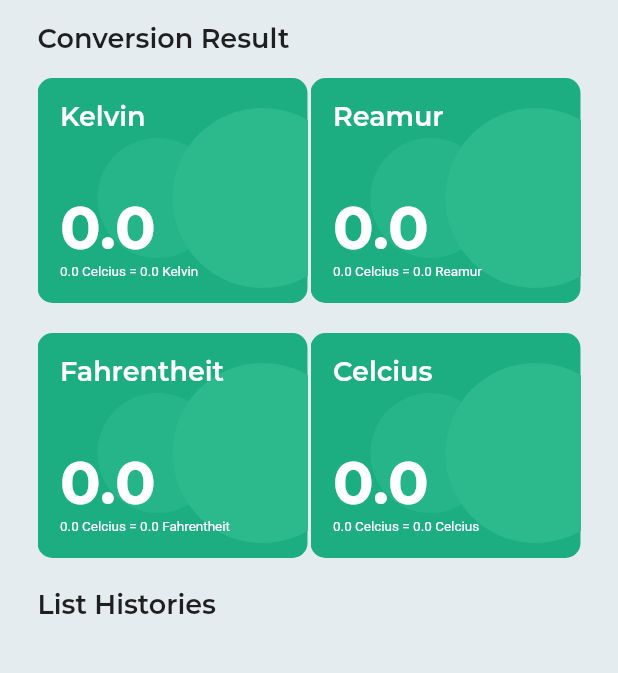
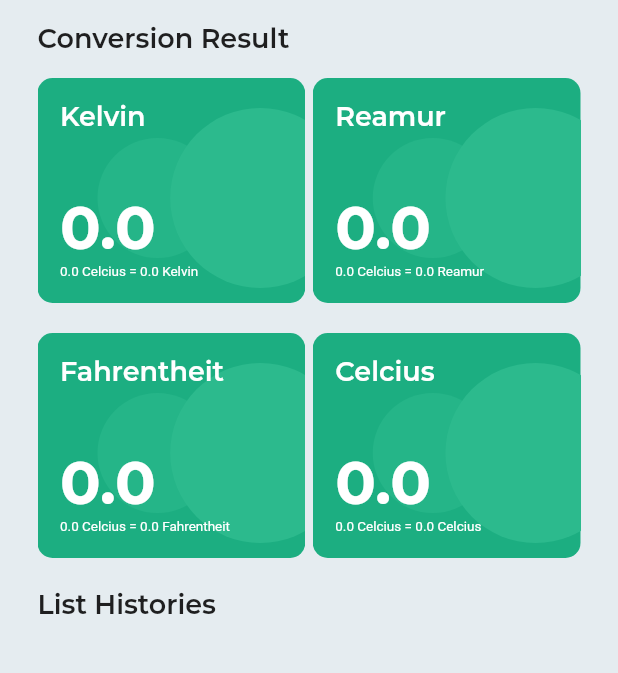
Before and after one commit to hoyirul/temperature_app, a Flutter app: the screen it shows after launch, on a phone screen of 412 x 824 dp, the part 330-1003 px from its top. Run offline on Flutter 3.47's test engine with Material 2 defaults, Android fonts, the phone set to English and light mode, and no system bars; project files that could hold a hidden picture were left out.

Commit message:
Fix Confilxt

```diff
--- a/lib/pages/first_page.dart
+++ b/lib/pages/first_page.dart
@@ -212,8 +212,9 @@ class _FirstPageState extends State<FirstPage> {
                   Row(
                     mainAxisAlignment: MainAxisAlignment.spaceBetween,
                     children: [
-                      MyResultWidget(params: (input.text == '') ? 0.0 : TemperatureModel(celcius).getKelvin(), title: 'Kelvin', celcius: celcius,),
-                      MyResultWidget(params: (input.text == '') ? 0.0 : TemperatureModel(celcius).getReamur(), title: 'Reamur', celcius: celcius,),
+                      Expanded(child: MyResultWidget(params: (input.text == '') ? 0.0 : TemperatureModel(celcius).getKelvin(), title: 'Kelvin', celcius: celcius,)),
+                      const SizedBox(width: 5,),
+                      Expanded(child: MyResultWidget(params: (input.text == '') ? 0.0 : TemperatureModel(celcius).getReamur(), title: 'Reamur', celcius: celcius,)),
                     ],
                   ),
 
@@ -222,8 +223,9 @@ class _FirstPageState extends State<FirstPage> {
                   Row(
                     mainAxisAlignment: MainAxisAlignment.spaceBetween,
                     children: [
-                      MyResultWidget(params: (input.text == '') ? 0.0 : TemperatureModel(celcius).getFahrentheit(), title: 'Fahrentheit', celcius: celcius,),
-                      MyResultWidget(params: (input.text == '') ? 0.0 : TemperatureModel(celcius).getCelcius(), title: 'Celcius', celcius: celcius,),
+                      Expanded(child: MyResultWidget(params: (input.text == '') ? 0.0 : TemperatureModel(celcius).getFahrentheit(), title: 'Fahrentheit', celcius: celcius,)),
+                      const SizedBox(width: 5,),
+                      Expanded(child: MyResultWidget(params: (input.text == '') ? 0.0 : TemperatureModel(celcius).getCelcius(), title: 'Celcius', celcius: celcius,)),
                     ],
                   ),
                 ],
@@ -305,7 +307,7 @@ class _MyResultWidgetState extends State<MyResultWidget> {
         Container(
           padding: const EdgeInsets.all(0),
           height: 150,
-          width: 180,
+          width: double.infinity,
           decoration: BoxDecoration(
               borderRadius: BorderRadius.circular(10), color: primary),
         ),
```
Also changed, not shown: 3 other files.
